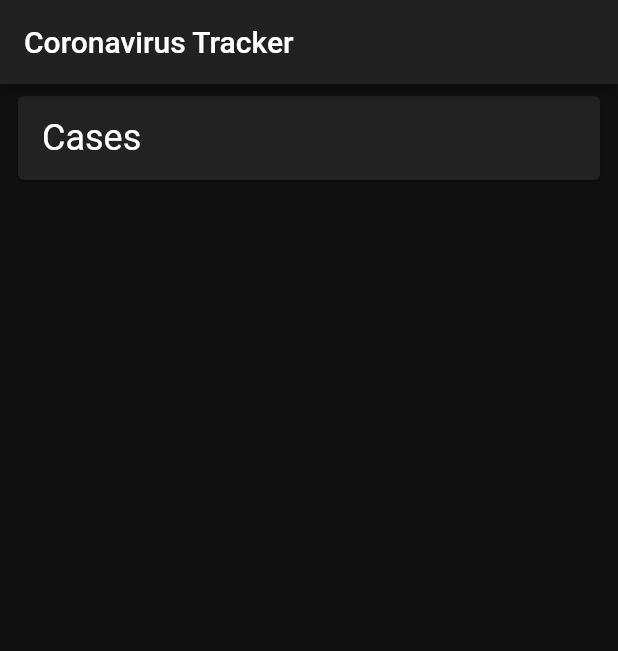
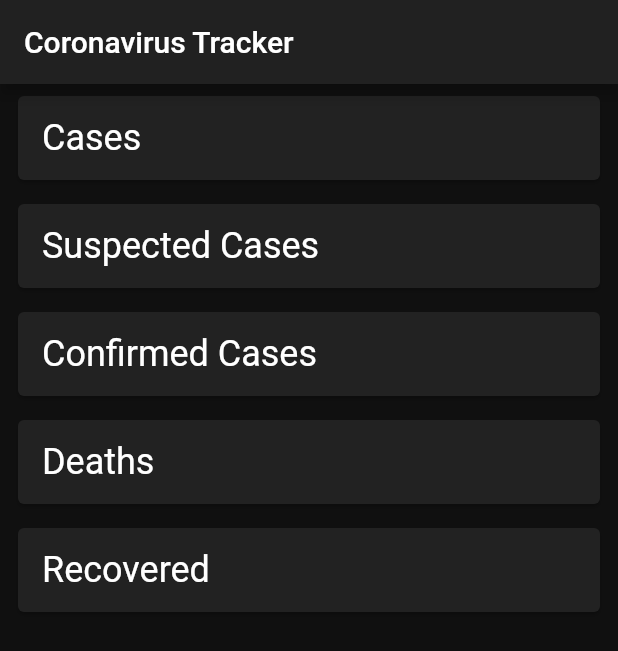
Before and after one commit to OscarAngarita/cov-app-flutter, a Flutter app: the screen it shows after launch, on a phone screen of 412 x 824 dp. Shown: the top 651 px of the screen. Run offline on Flutter 3.47's test engine with Material 2 defaults, Android fonts, the phone set to English and light mode, and no system bars; network calls fail.

Commit message:
Update: show all cards for each endpoint response

```diff
--- a/lib/app/ui/dashboard.dart
+++ b/lib/app/ui/dashboard.dart
@@ -1,4 +1,5 @@
 import 'package:coronavirus_rest_api_flutter_course/app/repositories/data_repository.dart';
+import 'package:coronavirus_rest_api_flutter_course/app/repositories/endpoints_data.dart';
 import 'package:coronavirus_rest_api_flutter_course/app/services/api.dart';
 import 'package:coronavirus_rest_api_flutter_course/app/ui/endpoint_card.dart';
 import 'package:flutter/material.dart';
@@ -12,7 +13,7 @@ class Dashboard extends StatefulWidget {
 }
 
 class _DashboardState extends State<Dashboard> {
-  int _cases;
+  EndpointsData _endpointsData;
 
   @override
   initState(){
@@ -24,8 +25,8 @@ class _DashboardState extends State<Dashboard> {
   //Listen: false to avoid register Dashboard as a listener
   Future<void> _updateData() async {
     final dataRepository = Provider.of<DataRepository>(context, listen: false);
-    final cases = await dataRepository.getEndpointData(Endpoint.cases);
-    setState(() => _cases = cases);
+    final endpointsData = await dataRepository.getAllEndpointData();
+    setState(() => _endpointsData = endpointsData);
   }
 
   @override
@@ -38,9 +39,10 @@ class _DashboardState extends State<Dashboard> {
         onRefresh: _updateData,
         child: ListView(
           children: <Widget>[
+            for (var endpoint in Endpoint.values)
             EndpointCard(
-              endpoint: Endpoint.cases,
-              value: _cases,
+              endpoint: endpoint,
+              value: _endpointsData!= null ? _endpointsData.values[endpoint] : null,
             ),
           ],
         ),
--- a/lib/app/ui/endpoint_card.dart
+++ b/lib/app/ui/endpoint_card.dart
@@ -11,6 +11,15 @@ class EndpointCard extends StatelessWidget {
   final Endpoint endpoint;
   final int value;
 
+  static Map<Endpoint, String> _cardTitles = {
+    Endpoint.cases: 'Cases',
+    Endpoint.casesSuspected: 'Suspected Cases',
+    Endpoint.casesConfirmed: 'Confirmed Cases',
+    Endpoint.deaths: 'Deaths',
+    Endpoint.recovered: 'Recovered',
+  };
+
+
   @override
   Widget build(BuildContext context) {
     return Padding(
@@ -22,7 +31,7 @@ class EndpointCard extends StatelessWidget {
             mainAxisAlignment: MainAxisAlignment.spaceBetween,
             children: <Widget>[
               Text(
-                'Cases',
+                _cardTitles[endpoint],
                 style: Theme.of(context).textTheme.headline5,
               ),
               Text(
```
